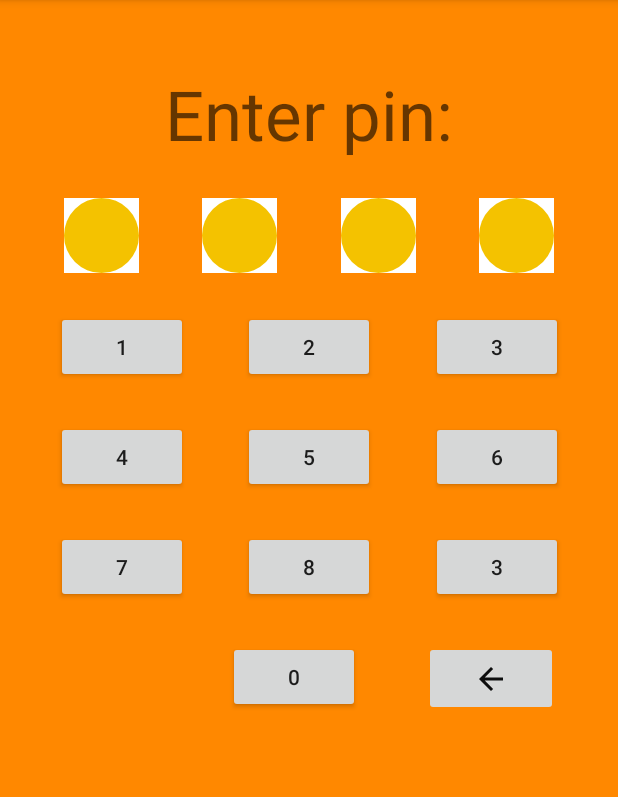
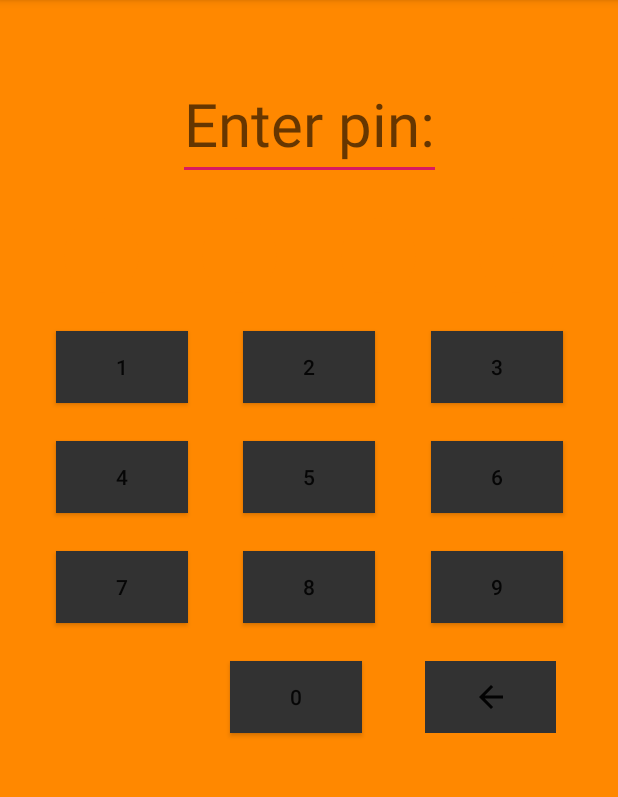
Before and after one commit to maxumtkach/Notes, an Android app: the MainActivity screen opened directly, with no data from a screen before it, on a phone screen of 412 x 824 dp, the part 84-881 px from its top. Run offline under Robolectric (Android 15) with nearby library versions, the phone set to English and light mode, and no system bars.

Commit message:
diploma start android

```diff
--- a/app/build.gradle
+++ b/app/build.gradle
@@ -24,6 +24,7 @@ dependencies {
     implementation 'androidx.appcompat:appcompat:1.0.2'
     implementation 'androidx.constraintlayout:constraintlayout:1.1.3'
     implementation 'com.google.android.material:material:1.1.0-alpha06'
+    implementation 'com.android.support:recyclerview-v7:28.0.0'
     testImplementation 'junit:junit:4.12'
     androidTestImplementation 'androidx.test:runner:1.2.0'
     androidTestImplementation 'androidx.test.espresso:espresso-core:3.2.0'
--- a/app/src/main/AndroidManifest.xml
+++ b/app/src/main/AndroidManifest.xml
@@ -12,14 +12,8 @@
         android:theme="@style/AppTheme"
         tools:ignore="GoogleAppIndexingWarning">
         <activity android:name=".NotesActivity">
-
         </activity>
         <activity android:name=".ListNotesActivity">
-            <intent-filter>
-                <action android:name="android.intent.action.MAIN" />
-
-                <category android:name="android.intent.category.LAUNCHER" />
-            </intent-filter>
         </activity>
         <activity android:name=".SettingsActivity"></activity>
         <activity android:name=".MainActivity" >
--- a/app/src/main/java/com/example/notes/MainActivity.java
+++ b/app/src/main/java/com/example/notes/MainActivity.java
@@ -1,52 +1,43 @@
 package com.example.notes;
 
-import androidx.appcompat.app.AppCompatActivity;
-import androidx.appcompat.widget.Toolbar;
-
-import android.graphics.drawable.Drawable;
+import android.content.Intent;
 import android.os.Bundle;
 import android.view.View;
-import android.widget.AdapterView;
 import android.widget.Button;
-import android.widget.ImageButton;
+import android.widget.EditText;
 import android.widget.ImageView;
-import android.widget.ListView;
-import android.widget.TextView;
 import android.widget.Toast;
 
-import com.google.android.material.floatingactionbutton.FloatingActionButton;
-
-import java.util.ArrayList;
-import java.util.List;
-import java.util.Random;
+import androidx.appcompat.app.AppCompatActivity;
 
 public class MainActivity extends AppCompatActivity {
 
-    private TextView pinText;
+    private EditText pinText;
     private ImageView circleImage1;
     private ImageView circleImage2;
     private ImageView circleImage3;
     private ImageView circleImage4;
-    private  Button buttonSettinds;
-
-    private ImageButton buttonDelete;
-    int m = 0;
-    String pin ="1111";
+    private int m = 0;
     Button button;
-
 
     @Override
     protected void onCreate(Bundle savedInstanceState) {
         super.onCreate(savedInstanceState);
         setContentView(R.layout.activity_main);
         initView();
+        Toast.makeText(this, "значение пикод: " + SettingsActivity.getLogin(), Toast.LENGTH_SHORT).show();
 
+        if (SettingsActivity.getLogin().equals("")) {  //  если не задан ипиин то переход в настройки
+            Intent intent = new Intent(this, SettingsActivity.class);
+            startActivity(intent);
+        }
     }
 
-    public void numberClick(View view) {  // кнопка добавки цифры
-
+    // кнопка добавки цифры
+    public void numberClick(View view) {
         m++;
         button = (Button) view;
+
         if (m == 1) {
             pinText.append(button.getText().toString());
             circleImage1.setColorFilter(getResources().getColor(R.color.colorCircle));
@@ -63,43 +54,40 @@ public class MainActivity extends AppCompatActivity {
         }
     }
 
+    // совпал пин или нет
     public void pinInit() {
-        if (pinText.getText().toString().equals(pin)) {
-            Toast.makeText(this, "ПИН-КОД  СОВПАЛ" + m, Toast.LENGTH_SHORT).show();
+        if (pinText.getText().toString().equals(SettingsActivity.getLogin())) {
+            Toast.makeText(this, "ПИН-КОД  СОВПАЛ  " + "\n" + "Открыть NOTES", Toast.LENGTH_SHORT).show();
+
+            Intent intent = new Intent(this, ListNotesActivity.class);
+            startActivity(intent);
 
         } else {
-            Toast.makeText(this, "ПИН-КОД НЕ СОВПАЛ" + m, Toast.LENGTH_SHORT).show();
+            Toast.makeText(this, "ПИН-КОД НЕ СОВПАЛ" + "\n" + "ОШИБКА!", Toast.LENGTH_SHORT).show();
+            Intent intent = new Intent(this, SettingsActivity.class);
+            startActivity(intent);
         }
     }
 
+    //  инициализация
     public void initView() {
         pinText = findViewById(R.id.pin_text);
         circleImage1 = findViewById(R.id.circle_1);
         circleImage2 = findViewById(R.id.circle_2);
         circleImage3 = findViewById(R.id.circle_3);
         circleImage4 = findViewById(R.id.circle_4);
-        buttonDelete = findViewById(R.id.btn_delete);
-//        button0 = findViewById(R.id.btn_0);
-//        button1 = findViewById(R.id.btn_1);
-//        button2 = findViewById(R.id.btn_2);
-//        button3 = findViewById(R.id.btn_3);
-//        button4 = findViewById(R.id.btn_4);
-//        button5 = findViewById(R.id.btn_5);
-//        button6 = findViewById(R.id.btn_6);
-//        button7 = findViewById(R.id.btn_7);
-//        button8 = findViewById(R.id.btn_8);
-//        button9 = findViewById(R.id.btn_9);
     }
 
-    public void numberClickDelete(View view) {   //переключение кружков
-        if (m>4){
-            m=4;
+    //переключение кружков
+    public void numberClickDelete(View view) {
+        if (m > 4) {
+            m = 4;
         }
+
         int charIndex = 0;
         String text = pinText.getText().toString();
         text = text.substring(0, charIndex) + text.substring(charIndex + 1);
         pinText.setText(text);
-        Toast.makeText(MainActivity.this, "" + m, Toast.LENGTH_SHORT).show();
 
         if (m == 4) {
             circleImage4.setColorFilter(getResources().getColor(R.color.colorCircleDef));
--- a/app/src/main/res/drawable/circle.xml
+++ b/app/src/main/res/drawable/circle.xml
@@ -1,5 +1,5 @@
 <?xml version="1.0" encoding="utf-8"?>
     <shape xmlns:android="http://schemas.android.com/apk/res/android"
     android:shape="oval" >
-<solid android:color="#F4C200" />
+<solid android:color="@android:color/holo_orange_dark" />
     </shape>
--- a/app/src/main/res/layout/activity_main.xml
+++ b/app/src/main/res/layout/activity_main.xml
@@ -4,18 +4,17 @@
     xmlns:tools="http://schemas.android.com/tools"
     android:layout_width="match_parent"
     android:layout_height="match_parent"
-
     android:background="@android:color/holo_orange_dark"
     tools:context=".MainActivity">
 
 
-    <TextView
+    <EditText
         android:id="@+id/pin_text"
         android:layout_width="wrap_content"
         android:layout_height="wrap_content"
         android:layout_marginTop="45dp"
         android:hint="@string/enter_pin"
-        android:textSize="46sp"
+        android:textSize="40sp"
         app:layout_constraintEnd_toEndOf="parent"
         app:layout_constraintStart_toStartOf="parent"
         app:layout_constraintTop_toTopOf="parent" />
@@ -26,7 +25,7 @@
         android:layout_width="50dp"
         android:layout_height="50dp"
         android:layout_marginTop="25dp"
-        android:background="@android:color/background_light"
+        android:background="@android:color/holo_orange_dark"
         android:contentDescription="Round Image View"
         android:src="@drawable/circle"
         app:layout_constraintEnd_toStartOf="@+id/circle_2"
@@ -41,7 +40,7 @@
         android:layout_width="50dp"
         android:layout_height="50dp"
         android:layout_marginTop="25dp"
-        android:background="@android:color/background_light"
+        android:background="@android:color/holo_orange_dark"
         android:contentDescription="Round Image View"
         android:src="@drawable/circle"
         app:layout_constraintEnd_toStartOf="@+id/circle_3"
@@ -56,7 +55,7 @@
         android:layout_width="50dp"
         android:layout_height="50dp"
         android:layout_marginTop="25dp"
-        android:background="@android:color/background_light"
+        android:background="@android:color/holo_orange_dark"
         android:contentDescription="Round Image View"
         android:src="@drawable/circle"
         app:layout_constraintEnd_toStartOf="@+id/circle_4"
@@ -71,7 +70,7 @@
         android:layout_width="50dp"
         android:layout_height="50dp"
         android:layout_marginTop="25dp"
-        android:background="@android:color/background_light"
+        android:background="@android:color/holo_orange_dark"
         android:contentDescription="Round Image View"
         android:src="@drawable/circle"
         app:layout_constraintEnd_toEndOf="parent"
@@ -86,6 +85,7 @@
         android:layout_width="wrap_content"
         android:layout_height="wrap_content"
         android:layout_marginTop="25dp"
+        android:background="#323232"
         android:text="@string/btn_1"
         app:layout_constraintEnd_toStartOf="@+id/btn_2"
         app:layout_constraintHorizontal_bias="0.5"
@@ -99,6 +99,7 @@
         android:layout_width="wrap_content"
         android:layout_height="wrap_content"
         android:layout_marginTop="25dp"
+        android:background="#323232"
         android:text="@string/btn_2"
         app:layout_constraintEnd_toStartOf="@+id/btn_3"
         app:layout_constraintHorizontal_bias="0.5"
@@ -112,6 +113,7 @@
         android:layout_width="wrap_content"
         android:layout_height="wrap_content"
         android:layout_marginTop="25dp"
+        android:background="#323232"
         android:text="@string/btn_3"
         app:layout_constraintEnd_toEndOf="parent"
         app:layout_constraintStart_toEndOf="@+id/btn_2"
@@ -125,6 +127,7 @@
         android:layout_width="wrap_content"
         android:layout_height="wrap_content"
         android:layout_marginTop="25dp"
+        android:background="#323232"
         android:text="@string/btn_4"
         app:layout_constraintEnd_toStartOf="@+id/btn_5"
         app:layout_constraintHorizontal_bias="0.5"
@@ -138,6 +141,7 @@
         android:layout_width="wrap_content"
         android:layout_height="wrap_content"
         android:layout_marginTop="25dp"
+        android:background="#323232"
         android:text="@string/btn_5"
         app:layout_constraintEnd_toStartOf="@+id/btn_6"
         app:layout_constraintHorizontal_bias="0.5"
@@ -150,6 +154,7 @@
         android:layout_width="wrap_content"
         android:layout_height="wrap_content"
         android:layout_marginTop="25dp"
+        android:background="#323232"
         android:text="@string/btn_6"
         app:layout_constraintEnd_toEndOf="parent"
         app:layout_constraintHorizontal_bias="0.5"
@@ -162,6 +167,7 @@
         android:layout_width="wrap_content"
         android:layout_height="wrap_content"
         android:layout_marginTop="25dp"
+        android:background="#323232"
         android:text="@string/btn_7"
         app:layout_constraintEnd_toStartOf="@+id/btn_8"
         app:layout_constraintHorizontal_bias="0.5"
@@ -174,6 +180,7 @@
         android:layout_width="wrap_content"
         android:layout_height="wrap_content"
         android:layout_marginTop="25dp"
+        android:background="#323232"
         android:text="@string/btn_8"
         app:layout_constraintEnd_toStartOf="@+id/btn_9"
         app:layout_constraintHorizontal_bias="0.5"
@@ -186,7 +193,8 @@
         android:layout_width="wrap_content"
         android:layout_height="wrap_content"
         android:layout_marginTop="25dp"
-        android:text="@string/btn_3"
+        android:background="#323232"
+        android:text="@string/btn_9"
         app:layout_constraintEnd_toEndOf="parent"
         app:layout_constraintHorizontal_bias="0.5"
         app:layout_constraintStart_toEndOf="@+id/btn_8"
@@ -194,12 +202,13 @@
 
     <Button
         android:id="@+id/btn_0"
-        android:onClick="numberClick"
         android:layout_width="wrap_content"
         android:layout_height="wrap_content"
-        android:layout_marginStart="114dp"
+        android:layout_marginStart="116dp"
         android:layout_marginTop="25dp"
         android:layout_marginEnd="4dp"
+        android:onClick="numberClick"
+        android:background="#323232"
         android:text="@string/btn_0"
         app:layout_constraintEnd_toStartOf="@+id/btn_delete"
         app:layout_constraintHorizontal_bias="0.5"
@@ -208,16 +217,17 @@
 
     <ImageButton
         android:id="@+id/btn_delete"
+        android:layout_width="87dp"
+        android:layout_height="48dp"
+        android:layout_marginTop="25dp"
+        android:layout_marginEnd="4dp"
+        android:background="#323232"
+        android:contentDescription="@string/todo"
         android:onClick="numberClickDelete"
-        android:layout_width="89dp"
-        android:layout_height="50dp"
-        android:layout_marginTop="25dp"
-        android:layout_marginEnd="2dp"
         android:src="@drawable/ic_arrow_back"
         app:layout_constraintEnd_toEndOf="parent"
         app:layout_constraintHorizontal_bias="0.5"
         app:layout_constraintStart_toEndOf="@+id/btn_0"
-        app:layout_constraintTop_toBottomOf="@id/btn_8"
-        android:contentDescription="@string/todo" />
+        app:layout_constraintTop_toBottomOf="@id/btn_8" />
 
 </androidx.constraintlayout.widget.ConstraintLayout>
--- a/app/src/main/res/values/colors.xml
+++ b/app/src/main/res/values/colors.xml
@@ -5,5 +5,5 @@
     <color name="colorAccent">#D81B60</color>
     <color name="indigo">#FAFAF7</color>
     <color name="colorCircle">#E91E63</color>
-    <color name="colorCircleDef">#FAF5F6</color>
+    <color name="colorCircleDef">@android:color/holo_orange_dark</color>
 </resources>
```
Also changed, not shown: app/src/main/java/com/example/notes/SettingsActivity.java (+104 -10 lines).
